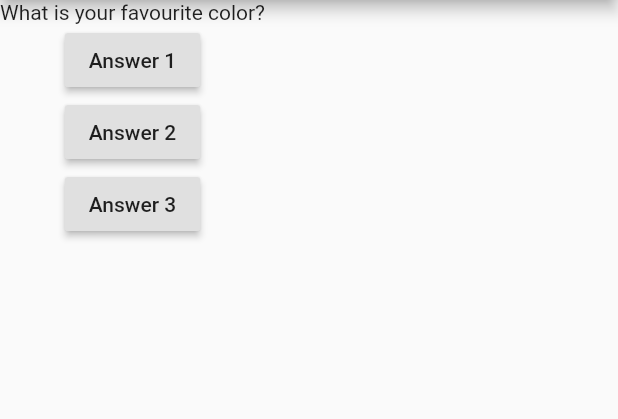
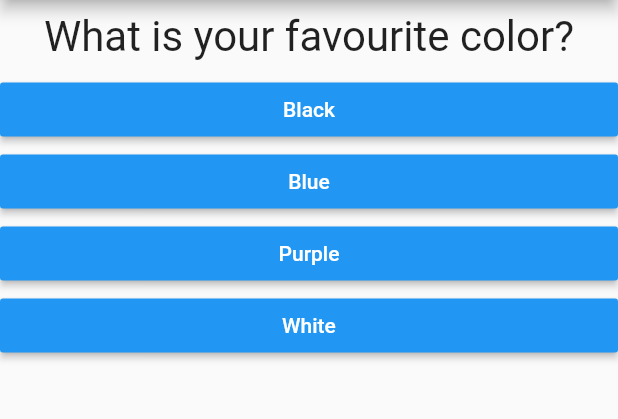
Before and after one commit to palashkosta/flutter_basic_app, a Flutter app: the screen it shows after launch, on a phone screen of 412 x 824 dp, the part 84-503 px from its top. Run offline on Flutter 3.47's test engine with Material 2 defaults, Android fonts, the phone set to English and light mode, and no system bars.

```diff
--- /dev/null
+++ b/lib/answer.dart
@@ -0,0 +1,21 @@
+import 'package:flutter/material.dart';
+
+class Answer extends StatelessWidget {
+  final Function selectHandler;
+  final String _answerTextString;
+
+  Answer(this.selectHandler, this._answerTextString);
+
+  @override
+  Widget build(BuildContext context) {
+    return Container(
+      width: double.infinity,
+      child: RaisedButton(
+        child: Text(_answerTextString),
+        textColor: Colors.white,
+        onPressed: selectHandler,
+        color: Colors.blue,
+      ),
+    );
+  }
+}
--- a/lib/main.dart
+++ b/lib/main.dart
@@ -1,47 +1,65 @@
+import 'package:basic_app/quiz.dart';
+import 'package:basic_app/result.dart';
 import 'package:flutter/material.dart';
 
 void main() {
   runApp(BasicApp());
 }
 
-class BasicApp extends StatelessWidget {
-  var questionIndex = 0;
+class BasicApp extends StatefulWidget {
+  @override
+  State<StatefulWidget> createState() {
+    return _BasicAppState();
+  }
+}
 
-  void answered1Question() {
-    questionIndex = questionIndex + 1;
-    print("Answered 1 chosen");
+class _BasicAppState extends State<BasicApp> {
+  var _questionIndex = 0;
+  var _totalScore = 0;
+
+  void _answered1Question(int score) {
+    _totalScore = _totalScore + score;
+    setState(() {
+      _questionIndex = _questionIndex + 1;
+    });
+  }
+
+  void _resetQuiz() {
+    setState(() {
+      _questionIndex = 0;
+      _totalScore = 0;
+    });
   }
 
   @override
   Widget build(BuildContext context) {
-    var questions = [
-      "What is your favourite color?",
-      "What is your favourite animal"
+    // const - known at compile time
+    const questions = [
+      {
+        "questionText": "What is your favourite color?",
+        "answers": ["Black", "Blue", "Purple", "White"]
+      },
+      {
+        "questionText": "What is your favourite animal",
+        "answers": ["Rabbit", "Snake", "Elephant", "Lion"]
+      },
+      {
+        "questionText": "What is your favourite mobile dev platform",
+        "answers": ["Android", "Flutter", "iOS", "React Native"]
+      }
     ];
     return MaterialApp(
       home: Scaffold(
         appBar: AppBar(
           title: Text("First App"),
         ),
-        body: Column(
-          children: [
-            Text(questions.elementAt(questionIndex)),
-            RaisedButton(
-              child: Text("Answer 1"),
-              onPressed: answered1Question,
-            ),
-            RaisedButton(
-              child: Text("Answer 2"),
-              onPressed: () => {print("Asnwered 2 chosen")},
-            ),
-            RaisedButton(
-              child: Text("Answer 3"),
-              onPressed: () {
-                print("Answered 3 chosen");
-              },
-            )
-          ],
-        ),
+        body: _questionIndex < questions.length
+            ? Quiz(
+                answerQuestion: _answered1Question,
+                questionIndex: _questionIndex,
+                questions: questions,
+              )
+            : Result(_totalScore, _resetQuiz),
       ),
     );
   }
--- /dev/null
+++ b/lib/question.dart
@@ -0,0 +1,22 @@
+import 'package:flutter/material.dart';
+
+class Question extends StatelessWidget {
+  // _means private field
+  // final is good for state less widget - we cannot assign other value
+  final String _questionText;
+
+  Question(this._questionText);
+
+  @override
+  Widget build(BuildContext context) {
+    return Container(
+      width: double.infinity,
+      margin: EdgeInsets.all(8),
+      child: Text(
+        _questionText,
+        style: TextStyle(fontSize: 28),
+        textAlign: TextAlign.center,
+      ),
+    );
+  }
+}
--- /dev/null
+++ b/lib/quiz.dart
@@ -0,0 +1,30 @@
+import 'package:flutter/material.dart';
+
+import 'answer.dart';
+import 'question.dart';
+
+class Quiz extends StatelessWidget {
+  final int questionIndex;
+  final List<Map<String, Object>> questions;
+  final Function answerQuestion;
+
+  Quiz(
+      {@required this.questionIndex,
+      @required this.questions,
+      @required this.answerQuestion});
+
+  @override
+  Widget build(BuildContext context) {
+    return Column(
+      children: [
+        Question(
+          questions[questionIndex]["questionText"],
+        ),
+        // ... spread operator
+        ...(questions[questionIndex]["answers"] as List<String>).map((answer) {
+          return Answer(() => answerQuestion(10), answer);
+        }).toList()
+      ],
+    );
+  }
+}
```
Also changed, not shown: lib/result.dart (added, +38 -0 lines), 1 other file.
